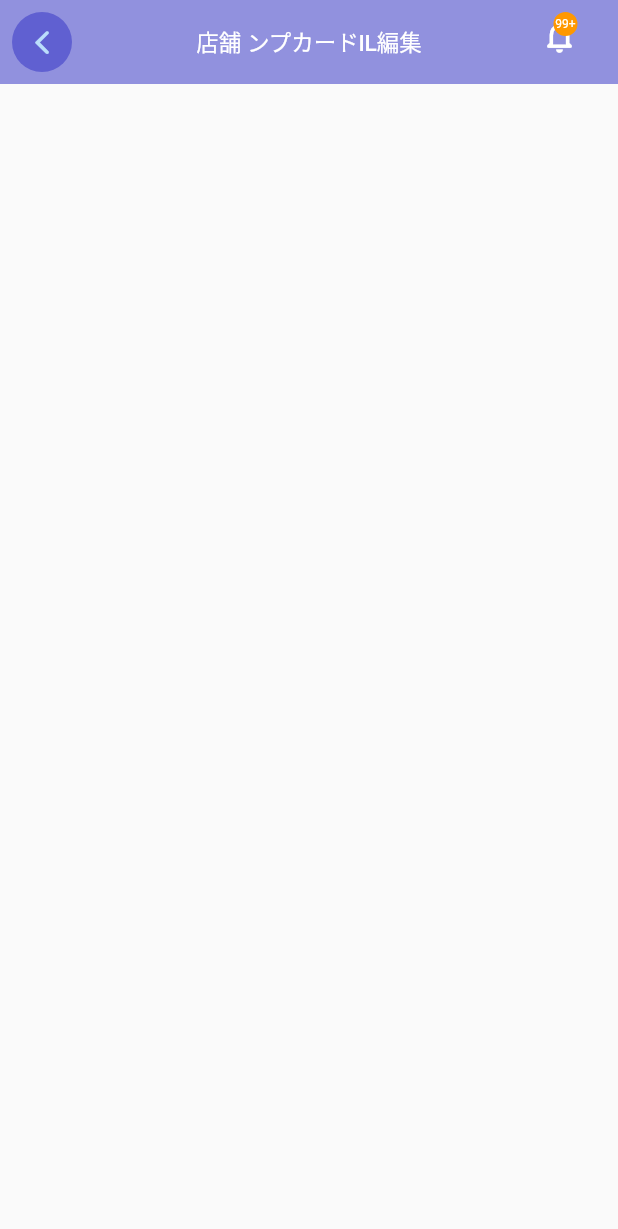
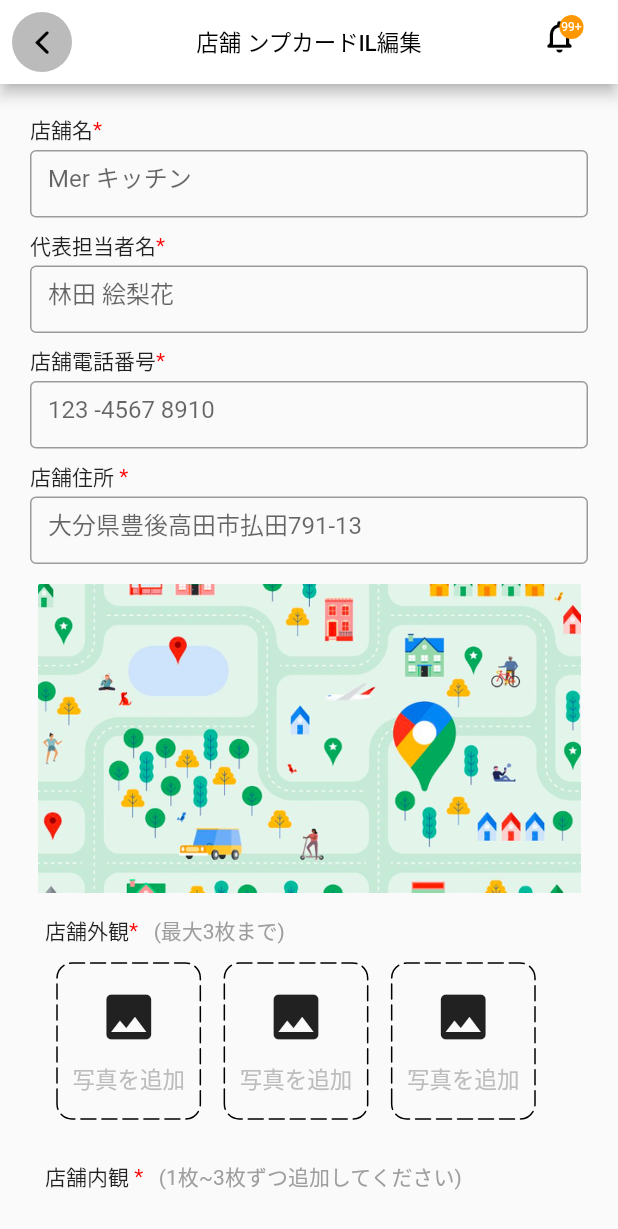
Before and after one commit to sanushcj/Jiitak-UI-Design-, a Flutter app: the UIPageThree screen opened directly, on a phone screen of 412 x 824 dp. Shown: the top 1229 px of the screen. Run offline on Flutter 3.47's test engine with Material 2 defaults, Android fonts, the light colour scheme and no system bars; drawn by our look-alikes of dotted_border; our stand-ins replace file_picker, get.

Commit message:
page three half finished

```diff
--- a/lib/Pages/uithree.dart
+++ b/lib/Pages/uithree.dart
@@ -1,8 +1,10 @@
-import 'package:flutter/cupertino.dart';
+import 'dart:io';
+
 import 'package:flutter/material.dart';
-import 'package:get/get.dart';
-
-import '../Color/colors.dart';
+import '../widgets/Page_Three/common_textfield.dart';
+import '../widgets/Page_Three/img_and_title.dart';
+import '../widgets/Page_Three/third_appbar.dart';
+import 'package:file_picker/file_picker.dart';
 
 class UIPageThree extends StatelessWidget {
   const UIPageThree({super.key});
@@ -10,48 +12,48 @@ class UIPageThree extends StatelessWidget {
   @override
   Widget build(BuildContext context) {
     return Scaffold(
-      appBar: AppBar(
-        centerTitle: true,
-        elevation: 0,
-        leading: Padding(
-          padding: const EdgeInsets.all(8.0),
-          child: CircleAvatar(
-              // maxRadius: 1,
-              backgroundColor: Pallete.lightbluee.withOpacity(0.7),
-              radius: 5,
-              child: IconButton(
-                onPressed: () => Get.back(),
-                icon: const Icon(CupertinoIcons.back),
-              )),
+      appBar: thirdAppBar(),
+      body: Container(
+        //maincontainer
+        padding: const EdgeInsets.all(20),
+        alignment: Alignment.centerLeft,
+        height: MediaQuery.sizeOf(context).height,
+        width: double.infinity,
+        child: ListView(
+          children: [
+            const CommonTextfield(text1: '店舖名', text2: 'Mer キッチン'),
+            const CommonTextfield(text1: '代表担当者名', text2: '林田 絵梨花'),
+            const CommonTextfield(text1: '店舖電話番号', text2: '123 -4567 8910'),
+            const CommonTextfield(text1: '店舗住所 ', text2: '大分県豊後高田市払田791-13'),
+            Padding(
+              padding: const EdgeInsets.all(5.0),
+              child: Container(
+                height: MediaQuery.sizeOf(context).height / 4,
+                width: double.infinity,
+                decoration: const BoxDecoration(
+                    image: DecorationImage(
+                        image: AssetImage('assets/img/googlemap.jpg'),
+                        fit: BoxFit.cover)),
+              ),
+            ),
+            const TitleAndImg(
+              text1: '店舗外観',
+              text2: '(最大3枚まで)',
+            ),
+            const TitleAndImg(
+              text1: '店舗内観 ',
+              text2: '(1枚~3枚ずつ追加してください)',
+            ),
+            const TitleAndImg(
+              text1: '料理写真',
+              text2: '(1枚~3枚ずつ追加してください)',
+            ),
+            const TitleAndImg(
+              text1: 'メニュー写真',
+              text2: '(1枚~3枚ずつ追加してください)',
+            )
+          ],
         ),
-        backgroundColor: Pallete.lightbluee.withOpacity(0.6),
-        title: const Text(
-          '店舗 ンプカードlL編集',
-          style: TextStyle(fontSize: 15),
-        ),
-        actions: [
-          Padding(
-            padding: const EdgeInsets.only(right: 15),
-            child: Stack(children: [
-              IconButton(
-                icon: const Icon(Icons.notifications_none_rounded, size: 26),
-                onPressed: () => Get.to(const UIPageThree()),
-              ),
-              const Positioned(
-                left: 20,
-                top: 8,
-                child: CircleAvatar(
-                  radius: 8,
-                  backgroundColor: Pallete.orange,
-                  child: Text(
-                    "99+",
-                    style: TextStyle(fontSize: 8, color: Pallete.whiteColor),
-                  ),
-                ),
-              )
-            ]),
-          )
-        ],
       ),
     );
   }
--- a/lib/Pages/uitwo.dart
+++ b/lib/Pages/uitwo.dart
@@ -1,8 +1,5 @@
-import 'package:flutter/cupertino.dart';
 import 'package:flutter/material.dart';
-import 'package:get/get.dart';
 // import 'package:get/get.dart';
-import '../constants/constants.dart';
 import '../widgets/Page_Two/appbar_two.dart';
 import '../widgets/Page_Two/curved_stack.dart';
 import '../widgets/Page_Two/scrren_two_tile.dart';
--- /dev/null
+++ b/lib/widgets/Page_Three/common_textfield.dart
@@ -0,0 +1,44 @@
+import 'package:flutter/material.dart';
+
+import '../../Color/colors.dart';
+
+class CommonTextfield extends StatelessWidget {
+  const CommonTextfield({
+    super.key,
+    required this.text1,
+    required this.text2,
+  });
+  final String text1;
+  final String text2;
+  @override
+  Widget build(BuildContext context) {
+    return Padding(
+      padding: const EdgeInsets.only(bottom: 8.0),
+      child: Container(
+        alignment: Alignment.topCenter,
+        //textfield container
+        child: Column(children: [
+          Padding(
+            padding: EdgeInsets.only(bottom: 3.0),
+            child: Row(
+              children: [
+                Text('$text1'),
+                Text(
+                  '*',
+                  style: TextStyle(color: Pallete.redColor),
+                ),
+              ],
+            ),
+          ),
+          SizedBox(
+            height: 45,
+            child: TextField(
+              decoration: InputDecoration(
+                  border: OutlineInputBorder(), hintText: '$text2'),
+            ),
+          )
+        ]),
+      ),
+    );
+  }
+}
--- /dev/null
+++ b/lib/widgets/Page_Three/img_and_title.dart
@@ -0,0 +1,108 @@
+import 'dart:io';
+import 'package:dotted_border/dotted_border.dart';
+import 'package:file_picker/file_picker.dart';
+import 'package:flutter/cupertino.dart';
+import 'package:flutter/material.dart';
+import 'package:jiitak_ui_test/constants/constants.dart';
+import '../../Color/colors.dart';
+
+class TitleAndImg extends StatelessWidget {
+  const TitleAndImg({super.key, required this.text1, required this.text2});
+  final String text1;
+  final String text2;
+  @override
+  Widget build(BuildContext context) {
+    return Padding(
+      padding: const EdgeInsets.all(10),
+      child: Container(
+        alignment: Alignment.topLeft,
+        //textfield container
+        child: Column(children: [
+          Padding(
+            padding: const EdgeInsets.only(bottom: 3.0),
+            child: Row(
+              children: [
+                Text(text1),
+                const Text(
+                  '*',
+                  style: TextStyle(color: Pallete.redColor),
+                ),
+                Text(
+                  '   $text2',
+                  style: const TextStyle(color: Pallete.greyColor),
+                ),
+              ],
+            ),
+          ),
+          const Row(
+            children: [
+              ImgPickWidget(),
+              ImgPickWidget(),
+              ImgPickWidget(),
+            ],
+          ),
+        ]),
+      ),
+    );
+  }
+}
+
+class ImgPickWidget extends StatelessWidget {
+  const ImgPickWidget({
+    super.key,
+  });
+
+  @override
+  Widget build(BuildContext context) {
+    return GestureDetector(
+      onTap: () => productpickImages(),
+      child: Padding(
+          padding: const EdgeInsets.all(8.0),
+          child: DottedBorder(
+              borderType: BorderType.RRect,
+              radius: const Radius.circular(10),
+              dashPattern: const [10, 4],
+              strokeCap: StrokeCap.round,
+              child: Container(
+                  width: MediaQuery.sizeOf(context).width / 4.5,
+                  height: 100,
+                  decoration: BoxDecoration(
+                    borderRadius: BorderRadius.circular(10),
+                  ),
+                  child: Column(
+                      mainAxisAlignment: MainAxisAlignment.center,
+                      children: [
+                        const Icon(
+                          Icons.image,
+                          size: 40,
+                        ),
+                        rrHeight10,
+                        Text(
+                          '写真を追加',
+                          style: TextStyle(
+                            fontSize: 15,
+                            color: Colors.grey.shade400,
+                          ),
+                        )
+                      ])))),
+    );
+  }
+}
+
+Future<List<File>> productpickImages() async {
+  List<File> images = [];
+  try {
+    var pickedFiles = await FilePicker.platform.pickFiles(
+      type: FileType.image,
+      allowMultiple: true,
+    );
+    if (pickedFiles != null && pickedFiles.files.isNotEmpty) {
+      for (int i = 0; i < pickedFiles.files.length; i++) {
+        images.add(File(pickedFiles.files[i].path!));
+      }
+    }
+  } catch (e) {
+    debugPrint(e.toString());
+  }
+  return images;
+}
--- a/lib/widgets/Page_Three/third_appbar.dart
+++ b/lib/widgets/Page_Three/third_appbar.dart
@@ -0,0 +1,56 @@
+import 'package:flutter/cupertino.dart';
+import 'package:flutter/material.dart';
+import 'package:get/get.dart';
+
+import '../../Color/colors.dart';
+import '../../Pages/uithree.dart';
+
+AppBar thirdAppBar() {
+  return AppBar(
+    centerTitle: true,
+    // elevation: 0,
+    leading: Padding(
+      padding: const EdgeInsets.all(8.0),
+      child: CircleAvatar(
+          // maxRadius: 1,
+          backgroundColor: Pallete.greyColor.withOpacity(0.7),
+          radius: 5,
+          child: IconButton(
+            onPressed: () => Get.back(),
+            icon: const Icon(
+              CupertinoIcons.back,
+              color: Pallete.black,
+            ),
+          )),
+    ),
+    backgroundColor: Pallete.whiteColor,
+    title: const Text(
+      '店舗 ンプカードlL編集',
+      style: TextStyle(fontSize: 15, color: Pallete.black),
+    ),
+    actions: [
+      Padding(
+        padding: const EdgeInsets.only(right: 15),
+        child: Stack(children: [
+          IconButton(
+            icon: const Icon(Icons.notifications_none_rounded,
+                size: 26, color: Pallete.black),
+            onPressed: () => Get.to(const UIPageThree()),
+          ),
+          const Positioned(
+            left: 24,
+            top: 10,
+            child: CircleAvatar(
+              radius: 8,
+              backgroundColor: Pallete.orange,
+              child: Text(
+                "99+",
+                style: TextStyle(fontSize: 8, color: Pallete.whiteColor),
+              ),
+            ),
+          )
+        ]),
+      )
+    ],
+  );
+}
--- a/pubspec.yaml
+++ b/pubspec.yaml
@@ -29,6 +29,8 @@ environment:
 # versions available, run `flutter pub outdated`.
 dependencies:
   cupertino_icons: ^1.0.2
+  dotted_border: ^2.1.0
+  file_picker: ^6.1.1
   flutter:
     sdk: flutter
   get: ^4.6.6
```
Also changed, not shown: assets/img/googlemap.jpg (added), pubspec.lock.
